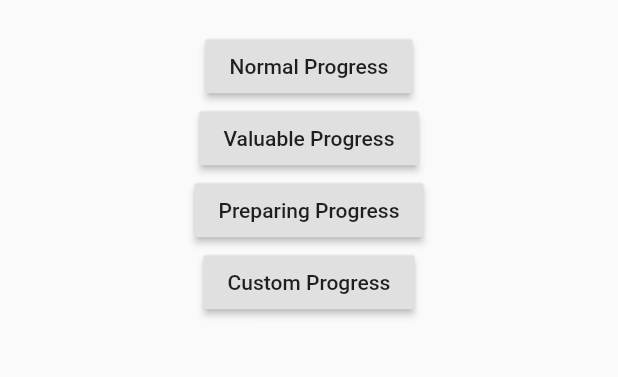
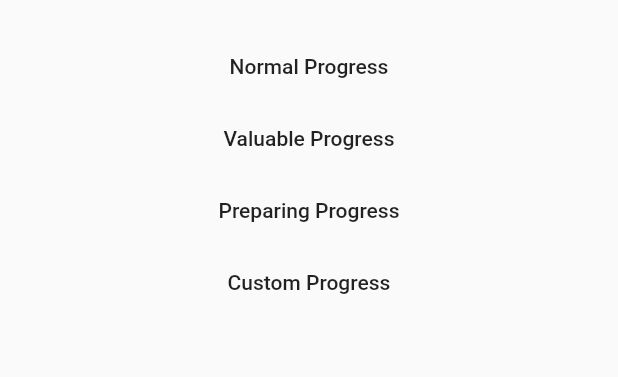
Before and after one commit to emreesen27/Flutter-Progress-Dialog, a Flutter app: the screen it shows after launch, on a phone screen of 412 x 824 dp, the part 500-877 px from its top. Run offline on Flutter 3.47's test engine with Material 2 defaults, Android fonts, the phone set to English and light mode, and no system bars.

Commit message:
minor corrections done.

```diff
--- a/example/lib/main.dart
+++ b/example/lib/main.dart
@@ -114,22 +114,22 @@ class Home extends StatelessWidget {
                   ),
                 ),
               ),
-              RaisedButton(
+              MaterialButton(
                   child: Text('Normal Progress'),
                   onPressed: () {
                     _normalProgress(context);
                   }),
-              RaisedButton(
+              MaterialButton(
                   child: Text('Valuable Progress'),
                   onPressed: () {
                     _valuableProgress(context);
                   }),
-              RaisedButton(
+              MaterialButton(
                   child: Text('Preparing Progress'),
                   onPressed: () {
                     _preparingProgress(context);
                   }),
-              RaisedButton(
+              MaterialButton(
                   child: Text('Custom Progress'),
                   onPressed: () {
                     _customProgress(context);
--- a/pubspec.yaml
+++ b/pubspec.yaml
@@ -1,6 +1,6 @@
 name: sn_progress_dialog
 description: Customizable progress dialog package for Flutter.(Captures the progress value)
-version: 1.0.0
+version: 1.0.1
 author: A.Emre ESEN <emreesen27@gmail.com>
 homepage: https://github.com/emreesen27/Flutter-Progress-Dialog.git
 
```
Also changed, not shown: example/pubspec.lock, 2 other files.
